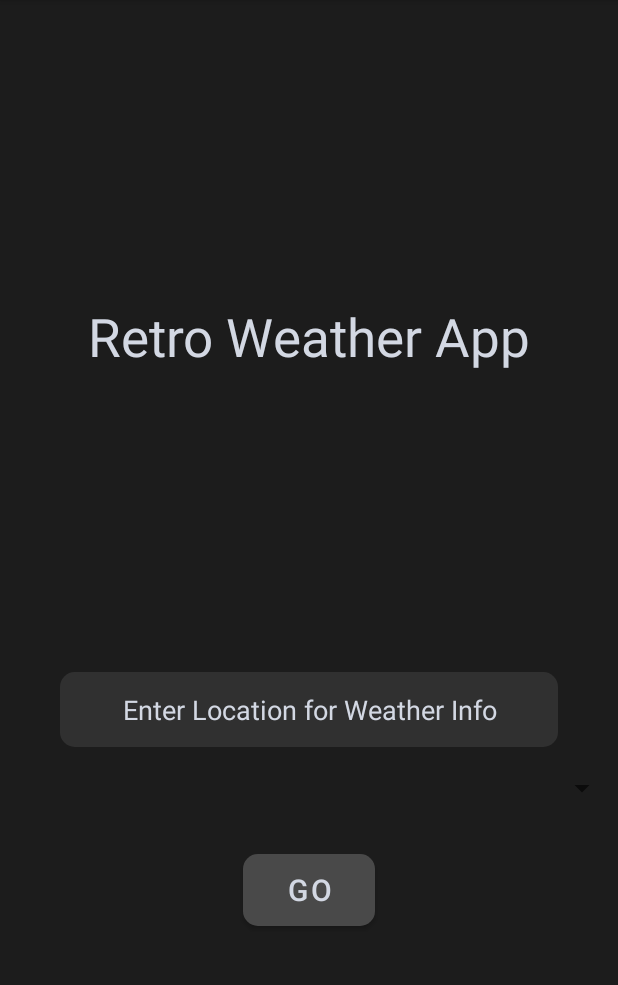
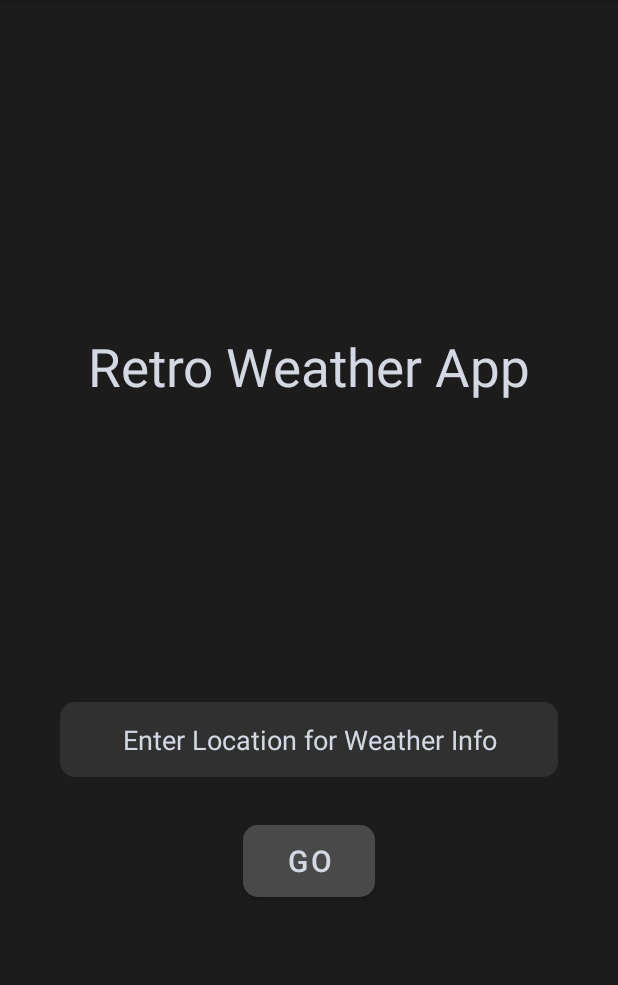
Before and after one commit to PT9-dev/FacialDetection, an Android app: the RetroHomeFragment screen opened directly, with no data from a screen before it, on a phone screen of 412 x 824 dp, the part 84-1069 px from its top. Run offline under Robolectric (Android 15) with nearby library versions, the phone set to English and light mode, and no system bars; our stand-ins replace data binding.

Commit message:
Second Commit

```diff
--- a/app/src/main/java/com/example/facialdetection/retro/API.kt
+++ b/app/src/main/java/com/example/facialdetection/retro/API.kt
@@ -1,5 +1,6 @@
 package com.example.facialdetection.retro
 
+import com.example.facialdetection.retro.pojo.ConsolidatedWeather
 import com.example.facialdetection.retro.pojo.Weather
 import com.example.facialdetection.retro.pojo.WeatherId
 import retrofit2.Call
@@ -14,5 +15,7 @@ interface GetIdAPI {
 
 
 interface GetWeatherAPI{
+    @GET("/api/location/{id}/")
+    fun weather(@Path("id") id: String): Call<Weather?>
 
 }
--- a/app/src/main/java/com/example/facialdetection/retro/RetroHomeFragment.kt
+++ b/app/src/main/java/com/example/facialdetection/retro/RetroHomeFragment.kt
@@ -21,7 +21,7 @@ import retrofit2.Response
 class RetroHomeFragment : Fragment() {
     lateinit var binding: FragmentRetroHomeBinding
     private lateinit var textAdapter: ArrayAdapter<String>
-    private var list = mutableListOf("yuiuo", "jbhkihjbn")
+    private var list = mutableListOf<String>()
     private var id = ""
 
 
@@ -47,11 +47,11 @@ class RetroHomeFragment : Fragment() {
             override fun beforeTextChanged(s: CharSequence?, start: Int, count: Int, after: Int) {}
         })
 
-        binding.uploadImageBtn.setOnClickListener{
+        binding.goButton.setOnClickListener{
             val query = binding.locationTxt.text.toString()
 
             if (id != ""){
-           val action = RetroHomeFragmentDirections.actionRetroHomeFragmentToWeatherFragment(query)
+           val action = RetroHomeFragmentDirections.actionRetroHomeFragmentToWeatherFragment(id)
             findNavController().navigate(action)
             }
         }
@@ -86,7 +86,8 @@ class RetroHomeFragment : Fragment() {
                     textAdapter.notifyDataSetChanged()
 
                     if(body?.size == 1)
-                        id = body[0].woeid.toString()
+                        if (body[0].title==queryLocation)
+                            id = body[0].woeid.toString()
 
                 }
 
--- a/app/src/main/java/com/example/facialdetection/retro/pojo/Weather.kt
+++ b/app/src/main/java/com/example/facialdetection/retro/pojo/Weather.kt
@@ -9,11 +9,8 @@ data class Weather(
     val consolidated_weather: List<ConsolidatedWeather>,
     val latt_long: String,
     val location_type: String,
-    val sun_rise: String,
-    val sun_set: String,
     val time: String,
     val timezone: String,
-    val timezone_name: String,
     val title: String,
     val woeid: Int
 )
@@ -31,6 +28,5 @@ data class ConsolidatedWeather(
     val visibility: Double,
     val weather_state_name: String,
     val wind_direction: Double,
-    val wind_direction_compass: String,
     val wind_speed: Double
 )
--- a/app/src/main/res/layout/fragment_home.xml
+++ b/app/src/main/res/layout/fragment_home.xml
@@ -16,7 +16,7 @@
             android:layout_width="wrap_content"
             android:layout_height="wrap_content"
             android:backgroundTint="@color/element_black"
-            android:text="@string/view_images_retrofit"
+            android:text="@string/retro_activity"
             app:layout_constraintBottom_toBottomOf="parent"
             app:layout_constraintEnd_toEndOf="parent"
             app:layout_constraintStart_toStartOf="parent"
--- a/app/src/main/res/layout/fragment_retro_home.xml
+++ b/app/src/main/res/layout/fragment_retro_home.xml
@@ -41,27 +41,18 @@
                 android:layout_marginTop="200dp"
                 android:layout_marginRight="40dp"
                 android:background="@drawable/round_button"
-                android:digits="abcdefghijklmnopqrstuvwxyzABCDEFGHIJKLMNOPQRSTUVWXYZ"
+                android:digits="abcdefghijklmnopqrstuvwxyzABCDEFGHIJKLMNOPQRSTUVWXYZ "
                 android:gravity="center"
                 android:hint="@string/location_txt_hint"
                 android:textColor="@color/element_white"
                 android:textColorHint="@color/element_white"
-                app:layout_constraintBottom_toTopOf="@id/spinner"
+                app:layout_constraintBottom_toTopOf="@id/goButton"
                 app:layout_constraintTop_toBottomOf="@id/titleTxt" />
 
 
-            <Spinner
-                android:id="@+id/spinner"
-                android:layout_width="match_parent"
-                android:layout_height="wrap_content"
-                android:layout_marginTop="15dp"
-                app:layout_constraintBottom_toTopOf="@id/uploadImageBtn"
-                app:layout_constraintEnd_toEndOf="parent"
-                app:layout_constraintStart_toStartOf="parent"
-                app:layout_constraintTop_toBottomOf="@id/locationTxt" />
 
             <Button
-                android:id="@+id/uploadImageBtn"
+                android:id="@+id/goButton"
                 android:layout_width="wrap_content"
                 android:layout_height="wrap_content"
                 android:layout_marginTop="32dp"
@@ -73,7 +64,7 @@
                 app:layout_constraintBottom_toBottomOf="parent"
                 app:layout_constraintEnd_toEndOf="parent"
                 app:layout_constraintStart_toStartOf="parent"
-                app:layout_constraintTop_toBottomOf="@id/spinner" />
+                app:layout_constraintTop_toBottomOf="@id/locationTxt" />
 
 
         </androidx.constraintlayout.widget.ConstraintLayout>
--- a/app/src/main/res/layout/fragment_weather.xml
+++ b/app/src/main/res/layout/fragment_weather.xml
@@ -12,7 +12,11 @@
             android:id="@+id/trial"
             android:layout_width="match_parent"
             android:layout_height="match_parent"
-            android:text="" />
+            android:layout_marginTop="100dp"
+            android:gravity="center"
+            android:textColor="@color/black"
+            android:textSize="20dp"
+            android:textStyle="bold" />
 
     </RelativeLayout>
 </layout>
--- a/app/src/main/res/navigation/navigate_images.xml
+++ b/app/src/main/res/navigation/navigate_images.xml
@@ -15,7 +15,7 @@
     </fragment>
     <fragment
         android:id="@+id/weatherFragment"
-        android:name="com.example.facialdetection.retro.WeatherFragment"
+        android:name="com.example.facialdetection.retro.weather.WeatherFragment"
         android:label="WeatherFragment"
         tools:layout="@layout/fragment_weather">
         <argument
--- a/app/src/main/res/values/strings.xml
+++ b/app/src/main/res/values/strings.xml
@@ -11,7 +11,7 @@
     <string name="face_detection_header">FACE DETECTION</string>
     <string name="selectedImageDescription">Image to Detect faces</string>
     <string name="select_image">Select Image</string>
-    <string name="view_images_retrofit">RETRO ACTIVITY</string>
     <string name="location_txt_hint">Enter Location for Weather Info</string>
+    <string name="retro_activity">Retro Weather</string>
 
 </resources>
```
Also changed, not shown: app/src/main/java/com/example/facialdetection/retro/weather/WeatherFragment.kt (renamed from app/src/main/java/com/example/facialdetection/retro/WeatherFragment.kt, +13 -4 lines), app/src/main/java/com/example/facialdetection/retro/weather/WeatherViewModel.kt (added, +37 -0 lines), app/src/main/java/com/example/facialdetection/retro/weather/WeatherViewModelFactory.kt (added, +14 -0 lines).
